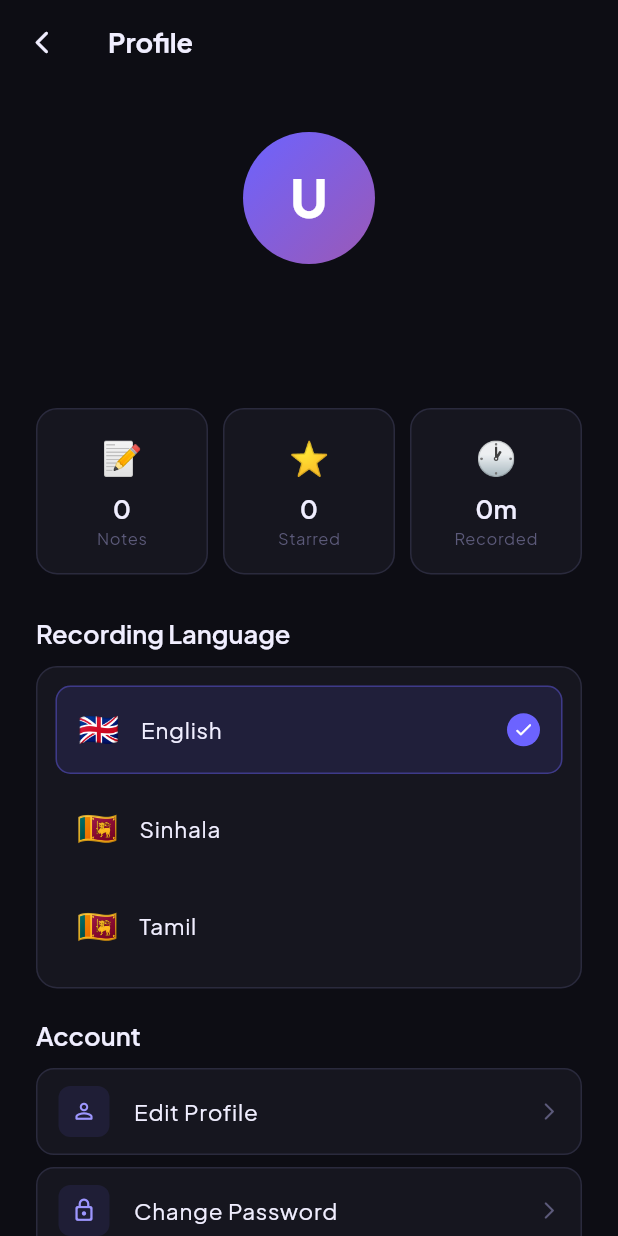
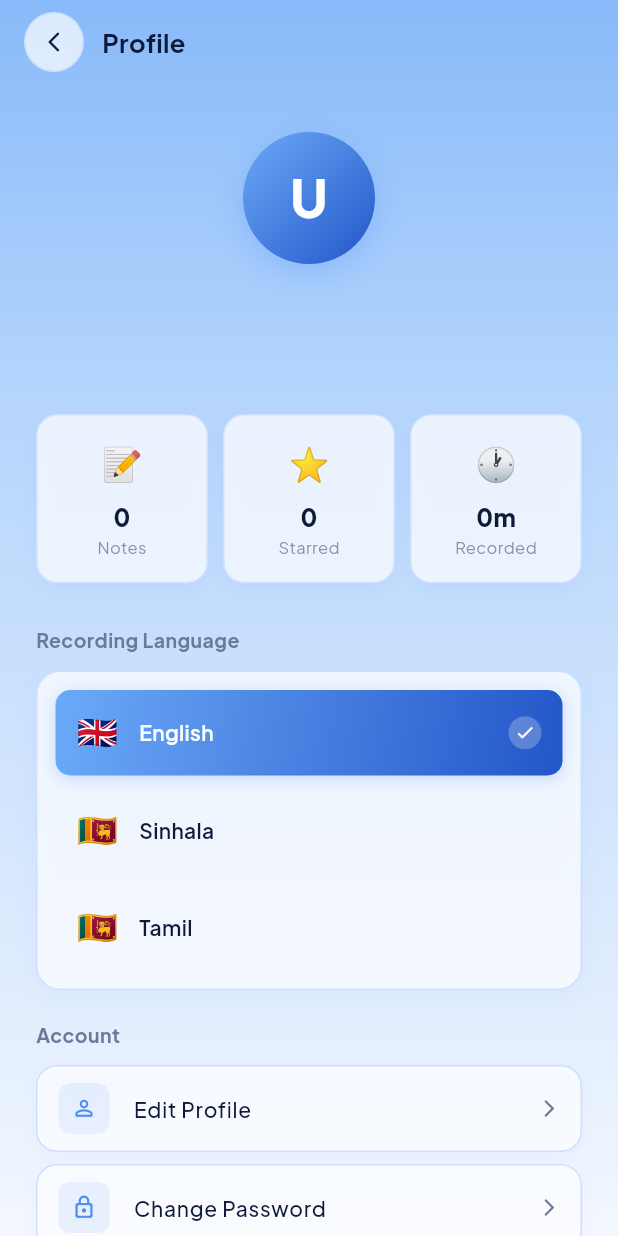
Before and after one commit to Anuknisal2003/Note-Lingo, a Flutter app: the ProfileScreen screen opened directly, on a phone screen of 412 x 824 dp. Run offline on Flutter 3.47's test engine with Material 3 defaults, Android fonts, the phone set to English and light mode, and no system bars; our stand-ins replace cloud_firestore, firebase_auth, firebase_core, firebase_storage, flutter_dotenv, google_fonts and 4 more; missing offline and left inert: record; accounts and stored records are empty.

Commit message:
Update profile_screen.dart

```diff
--- a/note_lingo/lib/screens/profile/profile_screen.dart
+++ b/note_lingo/lib/screens/profile/profile_screen.dart
@@ -2,11 +2,22 @@
 
 import 'package:flutter/material.dart';
 import 'package:provider/provider.dart';
-import '../../core/theme/app_theme.dart';
 import '../../providers/auth_provider.dart';
 import '../../providers/notes_provider.dart';
 import '../../providers/language_provider.dart';
 import '../auth/login_screen.dart';
+
+// ── Palette ────────────────────────────────────────────────────────
+const _bgTop = Color(0xFF88BAF9);
+const _bgMid = Color(0xFFB5D5FC);
+const _bgBot = Color(0xFFF3F7FF);
+const _deep = Color(0xFF2356C8);
+const _primary = Color(0xFF4F8EF7);
+const _textDark = Color(0xFF0E1A3A);
+const _textGrey = Color(0xFF6B7A99);
+const _cardBg = Color(0xFFFFFFFF);
+const _border = Color(0xFFD0DFFF);
+const _error = Color(0xFFE53E3E);
 
 class ProfileScreen extends StatelessWidget {
   final bool embedded;
@@ -26,13 +37,24 @@ class ProfileScreen extends StatelessWidget {
         children: [
           const SizedBox(height: 8),
 
-          // ── Avatar ─────────────────────────────────────
+          // ── Avatar ────────────────────────────────────────
           Container(
             width: 88,
             height: 88,
             decoration: BoxDecoration(
-              gradient: AppColors.primaryGradient,
+              gradient: const LinearGradient(
+                colors: [Color(0xFF6BAAF8), _deep],
+                begin: Alignment.topLeft,
+                end: Alignment.bottomRight,
+              ),
               shape: BoxShape.circle,
+              boxShadow: [
+                BoxShadow(
+                  color: _primary.withOpacity(0.30),
+                  blurRadius: 18,
+                  offset: const Offset(0, 6),
+                ),
+              ],
             ),
             child: Center(
               child: Text(
@@ -40,7 +62,6 @@ class ProfileScreen extends StatelessWidget {
                     ? user!.displayName![0].toUpperCase()
                     : 'U',
                 style: const TextStyle(
-                  fontFamily: 'Plus Jakarta Sans',
                   fontWeight: FontWeight.w800,
                   fontSize: 34,
                   color: Colors.white,
@@ -51,16 +72,21 @@ class ProfileScreen extends StatelessWidget {
           const SizedBox(height: 14),
           Text(
             user?.displayName ?? 'User',
-            style: Theme.of(context).textTheme.headlineLarge,
+            style: const TextStyle(
+              fontSize: 22,
+              fontWeight: FontWeight.w800,
+              color: _textDark,
+              letterSpacing: -0.5,
+            ),
           ),
           const SizedBox(height: 4),
           Text(
             user?.email ?? '',
-            style: Theme.of(context).textTheme.bodyMedium,
+            style: TextStyle(fontSize: 14, color: _textGrey.withOpacity(0.85)),
           ),
           const SizedBox(height: 28),
 
-          // ── Stats ──────────────────────────────────────
+          // ── Stats ──────────────────────────────────────────
           Row(
             children: [
               _StatCard(
@@ -84,12 +110,12 @@ class ProfileScreen extends StatelessWidget {
           ),
           const SizedBox(height: 28),
 
-          // ── Language ───────────────────────────────────
+          // ── Language ───────────────────────────────────────
           _Section(title: 'Recording Language'),
           _LanguageSelector(lang: lang),
           const SizedBox(height: 20),
 
-          // ── Account ─────────────────────────────────────
+          // ── Account ─────────────────────────────────────────
           _Section(title: 'Account'),
           _Tile(
             icon: Icons.person_outline_rounded,
@@ -104,18 +130,26 @@ class ProfileScreen extends StatelessWidget {
           _Tile(
             icon: Icons.notifications_outlined,
             label: 'Notifications',
-            trailing: Switch(value: true, onChanged: (_) {}),
+            trailing: Switch(
+              value: true,
+              onChanged: (_) {},
+              activeColor: _primary,
+              activeTrackColor: _primary.withOpacity(0.28),
+            ),
           ),
           const SizedBox(height: 20),
 
-          // ── About ──────────────────────────────────────
+          // ── About ──────────────────────────────────────────
           _Section(title: 'About'),
           _Tile(
             icon: Icons.info_outline_rounded,
             label: 'App Version',
             trailing: Text(
               '1.0.0',
-              style: Theme.of(context).textTheme.bodyMedium,
+              style: TextStyle(
+                fontSize: 13,
+                color: _textGrey.withOpacity(0.85),
+              ),
             ),
           ),
           _Tile(
@@ -125,11 +159,9 @@ class ProfileScreen extends StatelessWidget {
           ),
           const SizedBox(height: 28),
 
-          // ── Sign Out ────────────────────────────────────
-          SizedBox(
-            width: double.infinity,
-            child: OutlinedButton.icon(
-              onPressed: () async {
+          // ── Sign Out ────────────────────────────────────────
+          GestureDetector(
+            onTap: () async {
               await auth.signOut();
               if (!context.mounted) return;
               Navigator.of(context).pushAndRemoveUntil(
@@ -142,13 +174,29 @@ class ProfileScreen extends StatelessWidget {
                 (_) => false,
               );
             },
-              style: OutlinedButton.styleFrom(
-                side: const BorderSide(color: AppColors.error),
-                foregroundColor: AppColors.error,
-                padding: const EdgeInsets.symmetric(vertical: 14),
+            child: Container(
+              width: double.infinity,
+              padding: const EdgeInsets.symmetric(vertical: 15),
+              decoration: BoxDecoration(
+                color: _cardBg.withOpacity(0.72),
+                borderRadius: BorderRadius.circular(14),
+                border: Border.all(color: _error.withOpacity(0.50)),
               ),
-              icon: const Icon(Icons.logout_rounded, size: 18),
-              label: const Text('Sign Out'),
+              child: const Row(
+                mainAxisAlignment: MainAxisAlignment.center,
+                children: [
+                  Icon(Icons.logout_rounded, color: _error, size: 18),
+                  SizedBox(width: 8),
+                  Text(
+                    'Sign Out',
+                    style: TextStyle(
+                      fontSize: 15,
+                      fontWeight: FontWeight.w700,
+                      color: _error,
+                    ),
+                  ),
+                ],
+              ),
             ),
           ),
           const SizedBox(height: 32),
@@ -157,28 +205,62 @@ class ProfileScreen extends StatelessWidget {
     );
 
     if (embedded) {
-      return SafeArea(child: body);
+      return Container(
+        color: _bgBot,
+        child: SafeArea(child: body),
+      );
     }
+
     return Scaffold(
-      backgroundColor: AppColors.bgDark,
-      appBar: AppBar(
-        leading: IconButton(
-          icon: const Icon(Icons.arrow_back_ios_new_rounded, size: 18),
-          onPressed: () => Navigator.pop(context),
+      body: Stack(
+        children: [
+          Container(
+            decoration: const BoxDecoration(
+              gradient: LinearGradient(
+                colors: [_bgTop, _bgMid, _bgBot],
+                begin: Alignment.topCenter,
+                end: Alignment.bottomCenter,
+                stops: [0.0, 0.32, 1.0],
               ),
-        title: const Text('Profile'),
             ),
-      body: body,
+          ),
+          SafeArea(
+            child: Column(
+              children: [
+                Padding(
+                  padding: const EdgeInsets.symmetric(
+                    horizontal: 16,
+                    vertical: 8,
+                  ),
+                  child: Row(
+                    children: [
+                      _CircleBack(onTap: () => Navigator.pop(context)),
+                      const SizedBox(width: 12),
+                      const Text(
+                        'Profile',
+                        style: TextStyle(
+                          fontSize: 17,
+                          fontWeight: FontWeight.w700,
+                          color: _textDark,
+                        ),
+                      ),
+                    ],
+                  ),
+                ),
+                Expanded(child: body),
+              ],
+            ),
+          ),
+        ],
+      ),
     );
   }
 }
 
-// ── Stat Card ─────────────────────────────────────────────────────
+// ── Stat Card ──────────────────────────────────────────────────────
 
 class _StatCard extends StatelessWidget {
-  final String emoji;
-  final String value;
-  final String label;
+  final String emoji, value, label;
   const _StatCard({
     required this.emoji,
     required this.value,
@@ -186,47 +268,68 @@ class _StatCard extends StatelessWidget {
   });
 
   @override
-  Widget build(BuildContext context) {
-    return Expanded(
+  Widget build(BuildContext context) => Expanded(
     child: Container(
       padding: const EdgeInsets.symmetric(vertical: 16),
       decoration: BoxDecoration(
-          color: AppColors.bgCard,
+        color: _cardBg.withOpacity(0.72),
         borderRadius: BorderRadius.circular(14),
-          border: Border.all(color: AppColors.bgBorder),
+        border: Border.all(color: _border),
+        boxShadow: [
+          BoxShadow(
+            color: const Color(0xFF4A7CF5).withOpacity(0.07),
+            blurRadius: 10,
+            offset: const Offset(0, 3),
+          ),
+        ],
       ),
       child: Column(
         children: [
           Text(emoji, style: const TextStyle(fontSize: 22)),
           const SizedBox(height: 6),
-            Text(value, style: Theme.of(context).textTheme.headlineSmall),
-            Text(label, style: Theme.of(context).textTheme.bodySmall),
+          Text(
+            value,
+            style: const TextStyle(
+              fontSize: 16,
+              fontWeight: FontWeight.w800,
+              color: _textDark,
+            ),
+          ),
+          Text(
+            label,
+            style: TextStyle(fontSize: 11, color: _textGrey.withOpacity(0.80)),
+          ),
         ],
       ),
     ),
   );
 }
-}
 
-// ── Section Header ────────────────────────────────────────────────
+// ── Section Header ─────────────────────────────────────────────────
 
 class _Section extends StatelessWidget {
   final String title;
   const _Section({required this.title});
 
   @override
-  Widget build(BuildContext context) {
-    return Padding(
+  Widget build(BuildContext context) => Padding(
     padding: const EdgeInsets.only(bottom: 10),
     child: Align(
       alignment: Alignment.centerLeft,
-        child: Text(title, style: Theme.of(context).textTheme.headlineSmall),
+      child: Text(
+        title,
+        style: const TextStyle(
+          fontSize: 13,
+          fontWeight: FontWeight.w700,
+          color: _textGrey,
+          letterSpacing: 0.3,
+        ),
+      ),
     ),
   );
 }
-}
 
-// ── Settings Tile ─────────────────────────────────────────────────
+// ── Settings Tile ──────────────────────────────────────────────────
 
 class _Tile extends StatelessWidget {
   final IconData icon;
@@ -241,33 +344,47 @@ class _Tile extends StatelessWidget {
   });
 
   @override
-  Widget build(BuildContext context) {
-    return Container(
+  Widget build(BuildContext context) => Container(
     margin: const EdgeInsets.only(bottom: 8),
+    decoration: BoxDecoration(
+      color: _cardBg.withOpacity(0.72),
+      borderRadius: BorderRadius.circular(14),
+      border: Border.all(color: _border),
+      boxShadow: [
+        BoxShadow(
+          color: const Color(0xFF4A7CF5).withOpacity(0.05),
+          blurRadius: 8,
+          offset: const Offset(0, 3),
+        ),
+      ],
+    ),
     child: ListTile(
       onTap: onTap,
-        tileColor: AppColors.bgCard,
-        shape: RoundedRectangleBorder(
-          borderRadius: BorderRadius.circular(12),
-          side: const BorderSide(color: AppColors.bgBorder),
-        ),
+      shape: RoundedRectangleBorder(borderRadius: BorderRadius.circular(14)),
       leading: Container(
         width: 34,
         height: 34,
         decoration: BoxDecoration(
-            color: AppColors.primary.withOpacity(0.1),
+          color: _primary.withOpacity(0.10),
           borderRadius: BorderRadius.circular(8),
         ),
-          child: Icon(icon, color: AppColors.primaryLight, size: 17),
+        child: Icon(icon, color: _primary, size: 17),
       ),
-        title: Text(label, style: Theme.of(context).textTheme.bodyLarge),
+      title: Text(
+        label,
+        style: const TextStyle(
+          fontSize: 14,
+          color: _textDark,
+          fontWeight: FontWeight.w500,
+        ),
+      ),
       trailing:
           trailing ??
           (onTap != null
               ? const Icon(
                   Icons.arrow_forward_ios_rounded,
                   size: 14,
-                    color: AppColors.textMuted,
+                  color: _textGrey,
                 )
               : null),
       dense: true,
@@ -275,9 +392,8 @@ class _Tile extends StatelessWidget {
     ),
   );
 }
-}
 
-// ── Language Selector ─────────────────────────────────────────────
+// ── Language Selector ──────────────────────────────────────────────
 
 class _LanguageSelector extends StatelessWidget {
   final LanguageProvider lang;
@@ -285,7 +401,7 @@ class _LanguageSelector extends StatelessWidget {
 
   @override
   Widget build(BuildContext context) {
-    final items = [
+    const items = [
       ('en', '🇬🇧', 'English'),
       ('si', '🇱🇰', 'Sinhala'),
       ('ta', '🇱🇰', 'Tamil'),
@@ -293,9 +409,16 @@ class _LanguageSelector extends StatelessWidget {
     return Container(
       padding: const EdgeInsets.symmetric(horizontal: 4, vertical: 8),
       decoration: BoxDecoration(
-        color: AppColors.bgCard,
-        borderRadius: BorderRadius.circular(14),
-        border: Border.all(color: AppColors.bgBorder),
+        color: _cardBg.withOpacity(0.72),
+        borderRadius: BorderRadius.circular(16),
+        border: Border.all(color: _border),
+        boxShadow: [
+          BoxShadow(
+            color: const Color(0xFF4A7CF5).withOpacity(0.07),
+            blurRadius: 12,
+            offset: const Offset(0, 4),
+          ),
+        ],
       ),
       child: Column(
         children: items.map((item) {
@@ -308,26 +431,44 @@ class _LanguageSelector extends StatelessWidget {
               margin: const EdgeInsets.symmetric(horizontal: 8, vertical: 4),
               padding: const EdgeInsets.symmetric(horizontal: 14, vertical: 12),
               decoration: BoxDecoration(
-                color: sel
-                    ? AppColors.primary.withOpacity(0.12)
-                    : Colors.transparent,
+                gradient: sel
+                    ? const LinearGradient(
+                        colors: [Color(0xFF6BAAF8), _deep],
+                        begin: Alignment.topLeft,
+                        end: Alignment.bottomRight,
+                      )
+                    : null,
+                color: sel ? null : Colors.transparent,
                 borderRadius: BorderRadius.circular(10),
-                border: sel
-                    ? Border.all(color: AppColors.primary.withOpacity(0.4))
+                boxShadow: sel
+                    ? [
+                        BoxShadow(
+                          color: _primary.withOpacity(0.25),
+                          blurRadius: 8,
+                          offset: const Offset(0, 3),
+                        ),
+                      ]
                     : null,
               ),
               child: Row(
                 children: [
                   Text(flag, style: const TextStyle(fontSize: 22)),
                   const SizedBox(width: 14),
-                  Text(name, style: Theme.of(context).textTheme.bodyLarge),
+                  Text(
+                    name,
+                    style: TextStyle(
+                      fontSize: 14,
+                      fontWeight: FontWeight.w600,
+                      color: sel ? Colors.white : _textDark,
+                    ),
+                  ),
                   const Spacer(),
                   if (sel)
                     Container(
                       width: 22,
                       height: 22,
                       decoration: const BoxDecoration(
-                        color: AppColors.primary,
+                        color: Colors.white24,
                         shape: BoxShape.circle,
                       ),
                       child: const Icon(
@@ -345,3 +486,29 @@ class _LanguageSelector extends StatelessWidget {
     );
   }
 }
+
+// ── Circle back ────────────────────────────────────────────────────
+
+class _CircleBack extends StatelessWidget {
+  final VoidCallback onTap;
+  const _CircleBack({required this.onTap});
+
+  @override
+  Widget build(BuildContext context) => GestureDetector(
+    onTap: onTap,
+    child: Container(
+      width: 40,
+      height: 40,
+      decoration: BoxDecoration(
+        color: Colors.white.withOpacity(0.70),
+        shape: BoxShape.circle,
+        border: Border.all(color: _border, width: 1.2),
+      ),
+      child: const Icon(
+        Icons.arrow_back_ios_new_rounded,
+        size: 16,
+        color: _textDark,
+      ),
+    ),
+  );
+}
```
Lines whose indentation alone changed are shown as unchanged.
